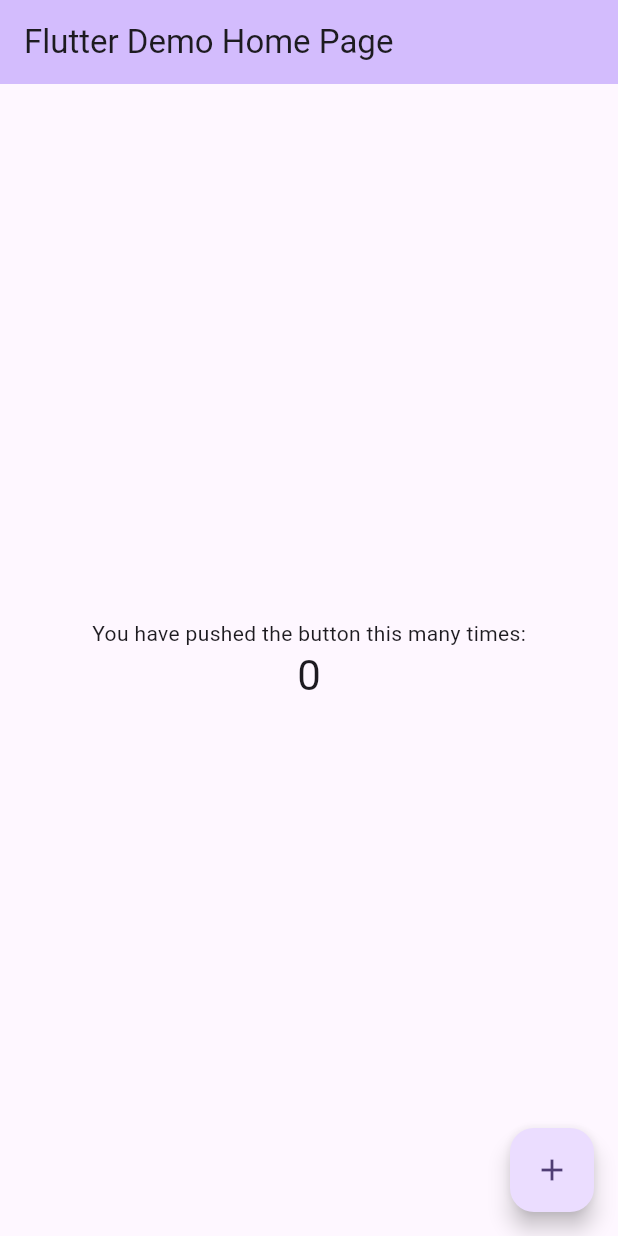
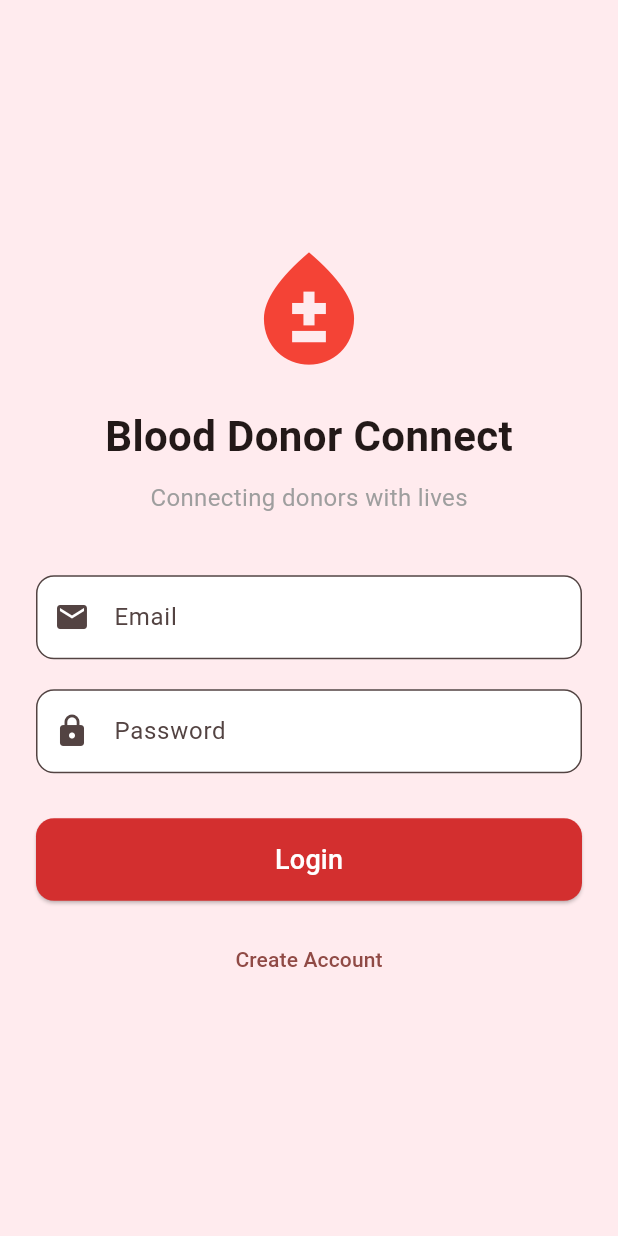
Before and after one commit to RiyaSingh-77/blood-donor-connect, a Flutter app: the screen it shows after launch, on a phone screen of 412 x 824 dp. Run offline on Flutter 3.47's test engine with Material 3 defaults, Android fonts, the phone set to English and light mode, and no system bars.

Commit message:
Setup app theme and centralized color system

```diff
--- /dev/null
+++ b/lib/constants/app_colors.dart
@@ -0,0 +1,15 @@
+import 'package:flutter/material.dart';
+
+class AppColors {
+  static const Color primary = Color(0xFFD32F2F);
+
+  static const Color secondary = Color(0xFFEF5350);
+
+  static const Color background = Color(0xFFFDF5F5);
+
+  static const Color white = Colors.white;
+
+  static const Color grey = Colors.grey;
+
+  static const Color black = Colors.black87;
+}
--- a/lib/main.dart
+++ b/lib/main.dart
@@ -1,122 +1,20 @@
 import 'package:flutter/material.dart';
-
+import 'screens/auth/login_screen.dart';
+import 'theme/app_theme.dart';
 void main() {
-  runApp(const MyApp());
+  runApp(const BloodDonorApp());
 }
 
-class MyApp extends StatelessWidget {
-  const MyApp({super.key});
+class BloodDonorApp extends StatelessWidget {
+  const BloodDonorApp({super.key});
 
-  // This widget is the root of your application.
   @override
   Widget build(BuildContext context) {
     return MaterialApp(
-      title: 'Flutter Demo',
-      theme: ThemeData(
-        // This is the theme of your application.
-        //
-        // TRY THIS: Try running your application with "flutter run". You'll see
-        // the application has a purple toolbar. Then, without quitting the app,
-        // try changing the seedColor in the colorScheme below to Colors.green
-        // and then invoke "hot reload" (save your changes or press the "hot
-        // reload" button in a Flutter-supported IDE, or press "r" if you used
-        // the command line to start the app).
-        //
-        // Notice that the counter didn't reset back to zero; the application
-        // state is not lost during the reload. To reset the state, use hot
-        // restart instead.
-        //
-        // This works for code too, not just values: Most code changes can be
-        // tested with just a hot reload.
-        colorScheme: .fromSeed(seedColor: Colors.deepPurple),
-      ),
-      home: const MyHomePage(title: 'Flutter Demo Home Page'),
+      debugShowCheckedModeBanner: false,
+      title: 'Blood Donor Connect',
+      theme: AppTheme.lightTheme,
+      home: const LoginScreen(),
     );
   }
 }
-
-class MyHomePage extends StatefulWidget {
-  const MyHomePage({super.key, required this.title});
-
-  // This widget is the home page of your application. It is stateful, meaning
-  // that it has a State object (defined below) that contains fields that affect
-  // how it looks.
-
-  // This class is the configuration for the state. It holds the values (in this
-  // case the title) provided by the parent (in this case the App widget) and
-  // used by the build method of the State. Fields in a Widget subclass are
-  // always marked "final".
-
-  final String title;
-
-  @override
-  State<MyHomePage> createState() => _MyHomePageState();
-}
-
-class _MyHomePageState extends State<MyHomePage> {
-  int _counter = 0;
-
-  void _incrementCounter() {
-    setState(() {
-      // This call to setState tells the Flutter framework that something has
-      // changed in this State, which causes it to rerun the build method below
-      // so that the display can reflect the updated values. If we changed
-      // _counter without calling setState(), then the build method would not be
-      // called again, and so nothing would appear to happen.
-      _counter++;
-    });
-  }
-
-  @override
-  Widget build(BuildContext context) {
-    // This method is rerun every time setState is called, for instance as done
-    // by the _incrementCounter method above.
-    //
-    // The Flutter framework has been optimized to make rerunning build methods
-    // fast, so that you can just rebuild anything that needs updating rather
-    // than having to individually change instances of widgets.
-    return Scaffold(
-      appBar: AppBar(
-        // TRY THIS: Try changing the color here to a specific color (to
-        // Colors.amber, perhaps?) and trigger a hot reload to see the AppBar
-        // change color while the other colors stay the same.
-        backgroundColor: Theme.of(context).colorScheme.inversePrimary,
-        // Here we take the value from the MyHomePage object that was created by
-        // the App.build method, and use it to set our appbar title.
-        title: Text(widget.title),
-      ),
-      body: Center(
-        // Center is a layout widget. It takes a single child and positions it
-        // in the middle of the parent.
-        child: Column(
-          // Column is also a layout widget. It takes a list of children and
-          // arranges them vertically. By default, it sizes itself to fit its
-          // children horizontally, and tries to be as tall as its parent.
-          //
-          // Column has various properties to control how it sizes itself and
-          // how it positions its children. Here we use mainAxisAlignment to
-          // center the children vertically; the main axis here is the vertical
-          // axis because Columns are vertical (the cross axis would be
-          // horizontal).
-          //
-          // TRY THIS: Invoke "debug painting" (choose the "Toggle Debug Paint"
-          // action in the IDE, or press "p" in the console), to see the
-          // wireframe for each widget.
-          mainAxisAlignment: .center,
-          children: [
-            const Text('You have pushed the button this many times:'),
-            Text(
-              '$_counter',
-              style: Theme.of(context).textTheme.headlineMedium,
-            ),
-          ],
-        ),
-      ),
-      floatingActionButton: FloatingActionButton(
-        onPressed: _incrementCounter,
-        tooltip: 'Increment',
-        child: const Icon(Icons.add),
-      ),
-    );
-  }
-}
--- /dev/null
+++ b/lib/screens/auth/login_screen.dart
@@ -0,0 +1,99 @@
+import 'package:flutter/material.dart';
+
+class LoginScreen extends StatelessWidget {
+  const LoginScreen({super.key});
+
+  @override
+  Widget build(BuildContext context) {
+    return Scaffold(
+      backgroundColor: Colors.red.shade50,
+      body: SafeArea(
+        child: Center(
+          child: Padding(
+            padding: const EdgeInsets.all(24.0),
+            child: Column(
+              mainAxisAlignment: MainAxisAlignment.center,
+              children: [
+                const Icon(
+                  Icons.bloodtype,
+                  size: 90,
+                  color: Colors.red,
+                ),
+
+                const SizedBox(height: 20),
+
+                const Text(
+                  "Blood Donor Connect",
+                  style: TextStyle(
+                    fontSize: 28,
+                    fontWeight: FontWeight.bold,
+                  ),
+                ),
+
+                const SizedBox(height: 10),
+
+                const Text(
+                  "Connecting donors with lives",
+                  style: TextStyle(
+                    color: Colors.grey,
+                    fontSize: 16,
+                  ),
+                ),
+
+                const SizedBox(height: 40),
+
+                TextField(
+                  decoration: InputDecoration(
+                    hintText: "Email",
+                    prefixIcon: const Icon(Icons.email),
+                    filled: true,
+                    fillColor: Colors.white,
+                    border: OutlineInputBorder(
+                      borderRadius: BorderRadius.circular(12),
+                    ),
+                  ),
+                ),
+
+                const SizedBox(height: 20),
+
+                TextField(
+                  obscureText: true,
+                  decoration: InputDecoration(
+                    hintText: "Password",
+                    prefixIcon: const Icon(Icons.lock),
+                    filled: true,
+                    fillColor: Colors.white,
+                    border: OutlineInputBorder(
+                      borderRadius: BorderRadius.circular(12),
+                    ),
+                  ),
+                ),
+
+                const SizedBox(height: 30),
+
+                SizedBox(
+                  width: double.infinity,
+                  height: 55,
+                  child: ElevatedButton(
+                    onPressed: () {},
+                    child: const Text(
+                      "Login",
+                      style: TextStyle(fontSize: 18),
+                    ),
+                  ),
+                ),
+
+                const SizedBox(height: 15),
+
+                TextButton(
+                  onPressed: () {},
+                  child: const Text("Create Account"),
+                ),
+              ],
+            ),
+          ),
+        ),
+      ),
+    );
+  }
+}
--- /dev/null
+++ b/lib/theme/app_theme.dart
@@ -0,0 +1,32 @@
+import 'package:flutter/material.dart';
+import '../constants/app_colors.dart';
+
+class AppTheme {
+  static ThemeData lightTheme = ThemeData(
+    useMaterial3: true,
+
+    colorSchemeSeed: AppColors.primary,
+
+    scaffoldBackgroundColor: AppColors.background,
+
+    elevatedButtonTheme: ElevatedButtonThemeData(
+      style: ElevatedButton.styleFrom(
+        backgroundColor: AppColors.primary,
+        foregroundColor: AppColors.white,
+        minimumSize: const Size(double.infinity, 55),
+        shape: RoundedRectangleBorder(
+          borderRadius: BorderRadius.circular(12),
+        ),
+      ),
+    ),
+
+    inputDecorationTheme: InputDecorationTheme(
+      filled: true,
+      fillColor: AppColors.white,
+
+      border: OutlineInputBorder(
+        borderRadius: BorderRadius.circular(12),
+      ),
+    ),
+  );
+}
```
Also changed, not shown: lib/screens/auth/signup_screen.dart (added), lib/widgets/custom_button.dart (added), lib/widgets/custom_textfield.dart (added), 1 other file.
